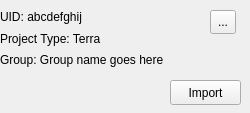
Above: windows/project_details.ui from sensehawk/qgis_plugin before the change. Below: the same form after it.
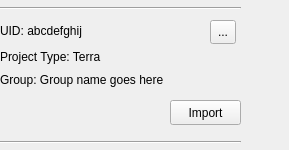
That is the form after the change. Custom widgets are drawn as their Qt base class.

What changed in the file:
```diff
--- a/windows/project_details.ui
+++ b/windows/project_details.ui
@@ -6,8 +6,8 @@
    <rect>
     <x>0</x>
     <y>0</y>
-    <width>250</width>
-    <height>113</height>
+    <width>289</width>
+    <height>150</height>
    </rect>
   </property>
   <property name="sizePolicy">
@@ -18,8 +18,8 @@
   </property>
   <property name="minimumSize">
    <size>
-    <width>250</width>
-    <height>113</height>
+    <width>289</width>
+    <height>150</height>
    </size>
   </property>
   <property name="windowTitle">
@@ -29,9 +29,9 @@
    <property name="geometry">
     <rect>
      <x>0</x>
-     <y>6</y>
+     <y>21</y>
      <width>161</width>
-     <height>21</height>
+     <height>20</height>
     </rect>
    </property>
    <property name="text">
@@ -42,9 +42,9 @@
    <property name="geometry">
     <rect>
      <x>0</x>
-     <y>30</y>
+     <y>47</y>
      <width>201</width>
-     <height>17</height>
+     <height>20</height>
     </rect>
    </property>
    <property name="text">
@@ -55,7 +55,7 @@
    <property name="geometry">
     <rect>
      <x>210</x>
-     <y>10</y>
+     <y>20</y>
      <width>26</width>
      <height>24</height>
     </rect>
@@ -68,7 +68,7 @@
    <property name="geometry">
     <rect>
      <x>0</x>
-     <y>50</y>
+     <y>70</y>
      <width>251</width>
      <height>20</height>
     </rect>
@@ -81,7 +81,7 @@
    <property name="geometry">
     <rect>
      <x>0</x>
-     <y>80</y>
+     <y>100</y>
      <width>161</width>
      <height>27</height>
     </rect>
@@ -91,7 +91,7 @@
    <property name="geometry">
     <rect>
      <x>170</x>
-     <y>80</y>
+     <y>100</y>
      <width>71</width>
      <height>25</height>
     </rect>
@@ -100,6 +100,32 @@
     <string>Import</string>
    </property>
   </widget>
+  <widget class="Line" name="line">
+   <property name="geometry">
+    <rect>
+     <x>0</x>
+     <y>132</y>
+     <width>241</width>
+     <height>20</height>
+    </rect>
+   </property>
+   <property name="orientation">
+    <enum>Qt::Horizontal</enum>
+   </property>
+  </widget>
+  <widget class="Line" name="line_2">
+   <property name="geometry">
+    <rect>
+     <x>0</x>
+     <y>0</y>
+     <width>241</width>
+     <height>16</height>
+    </rect>
+   </property>
+   <property name="orientation">
+    <enum>Qt::Horizontal</enum>
+   </property>
+  </widget>
  </widget>
  <customwidgets>
   <customwidget>
```
